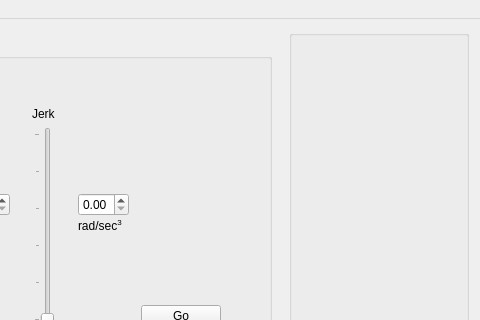
FIGS-FESS/FESSGUI, file FESS-GUI/mainwindow.ui: the form before one commit; both pictures show x 402 to 882 and y 0 to 320 of the 882 by 630 pixel window.
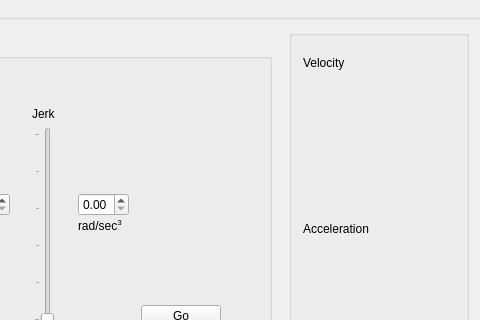
The form after the commit. Custom widgets are drawn as their Qt base class.

What changed in the file:
```diff
--- a/FESS-GUI/mainwindow.ui
+++ b/FESS-GUI/mainwindow.ui
@@ -499,6 +499,13 @@
        <property name="bottomMargin">
         <number>9</number>
        </property>
+       <item alignment="Qt::AlignBottom">
+        <widget class="QLabel" name="label_17">
+         <property name="text">
+          <string>Velocity</string>
+         </property>
+        </widget>
+       </item>
        <item alignment="Qt::AlignVCenter">
         <widget class="QCustomPlot" name="auxgraph1" native="true">
          <property name="minimumSize">
@@ -509,6 +516,13 @@
          </property>
         </widget>
        </item>
+       <item alignment="Qt::AlignBottom">
+        <widget class="QLabel" name="label_18">
+         <property name="text">
+          <string>Acceleration</string>
+         </property>
+        </widget>
+       </item>
        <item alignment="Qt::AlignVCenter">
         <widget class="QCustomPlot" name="auxgraph2" native="true">
          <property name="minimumSize">
```
